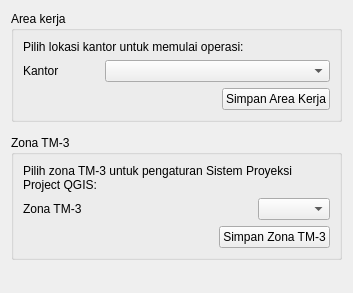
First picture: the form in ui/workpanel/tab_lokasi.ui, repository nyanyaon/GeoKKP-GIS, before the edit.
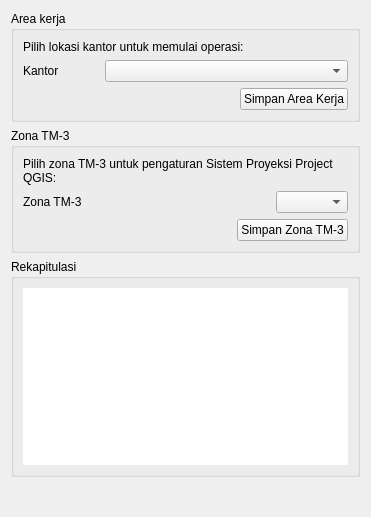
Second picture: the form after the edit.

Commit message: refactor lokasi panel

Patch:
```diff
--- a/ui/workpanel/tab_lokasi.ui
+++ b/ui/workpanel/tab_lokasi.ui
@@ -6,116 +6,46 @@
    <rect>
     <x>0</x>
     <y>0</y>
-    <width>353</width>
-    <height>293</height>
+    <width>371</width>
+    <height>517</height>
    </rect>
   </property>
   <property name="windowTitle">
    <string>Form</string>
   </property>
-  <layout class="QGridLayout" name="gridLayout_3">
-   <item row="0" column="0">
-    <widget class="QGroupBox" name="groupBox">
+  <layout class="QGridLayout" name="gridLayout_4">
+   <item row="3" column="0">
+    <widget class="QGroupBox" name="groupBox_3">
      <property name="title">
-      <string>Area kerja</string>
+      <string>Rekapitulasi</string>
      </property>
-     <layout class="QGridLayout" name="gridLayout">
-      <item row="2" column="0">
-       <layout class="QHBoxLayout" name="horizontalLayout">
-        <item>
-         <spacer name="horizontalSpacer">
-          <property name="orientation">
-           <enum>Qt::Horizontal</enum>
-          </property>
-          <property name="sizeHint" stdset="0">
-           <size>
-            <width>238</width>
-            <height>20</height>
-           </size>
-          </property>
-         </spacer>
-        </item>
-        <item>
-         <widget class="QPushButton" name="btn_simpan_area_kerja">
-          <property name="text">
-           <string>Simpan Area Kerja</string>
-          </property>
-         </widget>
-        </item>
-       </layout>
-      </item>
-      <item row="1" column="0">
-       <layout class="QHBoxLayout" name="horizontalLayout_2">
-        <item>
-         <widget class="QLabel" name="label_6">
-          <property name="sizePolicy">
-           <sizepolicy hsizetype="Fixed" vsizetype="Fixed">
-            <horstretch>0</horstretch>
-            <verstretch>0</verstretch>
-           </sizepolicy>
-          </property>
-          <property name="text">
-           <string>Kantor</string>
-          </property>
-         </widget>
-        </item>
-        <item>
-         <spacer name="horizontalSpacer_2">
-          <property name="orientation">
-           <enum>Qt::Horizontal</enum>
-          </property>
-          <property name="sizeType">
-           <enum>QSizePolicy::Fixed</enum>
-          </property>
-          <property name="sizeHint" stdset="0">
-           <size>
-            <width>40</width>
-            <height>20</height>
-           </size>
-          </property>
-         </spacer>
-        </item>
-        <item>
-         <widget class="QComboBox" name="combo_kantor"/>
-        </item>
-       </layout>
-      </item>
+     <layout class="QGridLayout" name="gridLayout_3">
       <item row="0" column="0">
-       <widget class="QLabel" name="label_7">
-        <property name="sizePolicy">
-         <sizepolicy hsizetype="Preferred" vsizetype="Fixed">
-          <horstretch>0</horstretch>
-          <verstretch>0</verstretch>
-         </sizepolicy>
+       <widget class="QTableWidget" name="tabelRekapitulasi">
+        <property name="frameShape">
+         <enum>QFrame::NoFrame</enum>
         </property>
-        <property name="text">
-         <string>Pilih lokasi kantor untuk memulai operasi:</string>
+        <property name="frameShadow">
+         <enum>QFrame::Raised</enum>
         </property>
-        <property name="wordWrap">
-         <bool>true</bool>
+        <property name="showGrid">
+         <bool>false</bool>
         </property>
+        <property name="gridStyle">
+         <enum>Qt::NoPen</enum>
+        </property>
+        <attribute name="horizontalHeaderVisible">
+         <bool>false</bool>
+        </attribute>
+        <attribute name="verticalHeaderVisible">
+         <bool>false</bool>
+        </attribute>
        </widget>
       </item>
      </layout>
     </widget>
    </item>
    <item row="1" column="0">
-    <spacer name="verticalSpacer_2">
-     <property name="orientation">
-      <enum>Qt::Vertical</enum>
-     </property>
-     <property name="sizeType">
-      <enum>QSizePolicy::Maximum</enum>
-     </property>
-     <property name="sizeHint" stdset="0">
-      <size>
-       <width>20</width>
-       <height>13</height>
-      </size>
-     </property>
-    </spacer>
-   </item>
-   <item row="2" column="0">
     <widget class="QGroupBox" name="groupBox_2">
      <property name="title">
       <string>Zona TM-3</string>
@@ -200,15 +130,103 @@
      </layout>
     </widget>
    </item>
-   <item row="3" column="0">
+   <item row="0" column="0">
+    <widget class="QGroupBox" name="groupBox">
+     <property name="title">
+      <string>Area kerja</string>
+     </property>
+     <layout class="QGridLayout" name="gridLayout">
+      <item row="2" column="0">
+       <layout class="QHBoxLayout" name="horizontalLayout">
+        <item>
+         <spacer name="horizontalSpacer">
+          <property name="orientation">
+           <enum>Qt::Horizontal</enum>
+          </property>
+          <property name="sizeHint" stdset="0">
+           <size>
+            <width>238</width>
+            <height>20</height>
+           </size>
+          </property>
+         </spacer>
+        </item>
+        <item>
+         <widget class="QPushButton" name="btn_simpan_area_kerja">
+          <property name="text">
+           <string>Simpan Area Kerja</string>
+          </property>
+         </widget>
+        </item>
+       </layout>
+      </item>
+      <item row="1" column="0">
+       <layout class="QHBoxLayout" name="horizontalLayout_2">
+        <item>
+         <widget class="QLabel" name="label_6">
+          <property name="sizePolicy">
+           <sizepolicy hsizetype="Fixed" vsizetype="Fixed">
+            <horstretch>0</horstretch>
+            <verstretch>0</verstretch>
+           </sizepolicy>
+          </property>
+          <property name="text">
+           <string>Kantor</string>
+          </property>
+         </widget>
+        </item>
+        <item>
+         <spacer name="horizontalSpacer_2">
+          <property name="orientation">
+           <enum>Qt::Horizontal</enum>
+          </property>
+          <property name="sizeType">
+           <enum>QSizePolicy::Fixed</enum>
+          </property>
+          <property name="sizeHint" stdset="0">
+           <size>
+            <width>40</width>
+            <height>20</height>
+           </size>
+          </property>
+         </spacer>
+        </item>
+        <item>
+         <widget class="QComboBox" name="combo_kantor"/>
+        </item>
+       </layout>
+      </item>
+      <item row="0" column="0">
+       <widget class="QLabel" name="label_7">
+        <property name="sizePolicy">
+         <sizepolicy hsizetype="Preferred" vsizetype="Fixed">
+          <horstretch>0</horstretch>
+          <verstretch>0</verstretch>
+         </sizepolicy>
+        </property>
+        <property name="text">
+         <string>Pilih lokasi kantor untuk memulai operasi:</string>
+        </property>
+        <property name="wordWrap">
+         <bool>true</bool>
+        </property>
+       </widget>
+      </item>
+     </layout>
+    </widget>
+   </item>
+   <item row="4" column="0">
     <spacer name="verticalSpacer">
      <property name="orientation">
       <enum>Qt::Vertical</enum>
      </property>
+     <property name="sizeType">
+      <enum>QSizePolicy::Expanding</enum>
+     </property>
      <property name="sizeHint" stdset="0">
       <size>
        <width>20</width>
-       <height>28</height>
+       <height>43</height>
       </size>
      </property>
     </spacer>
```
The commit also changes 4 other files.
